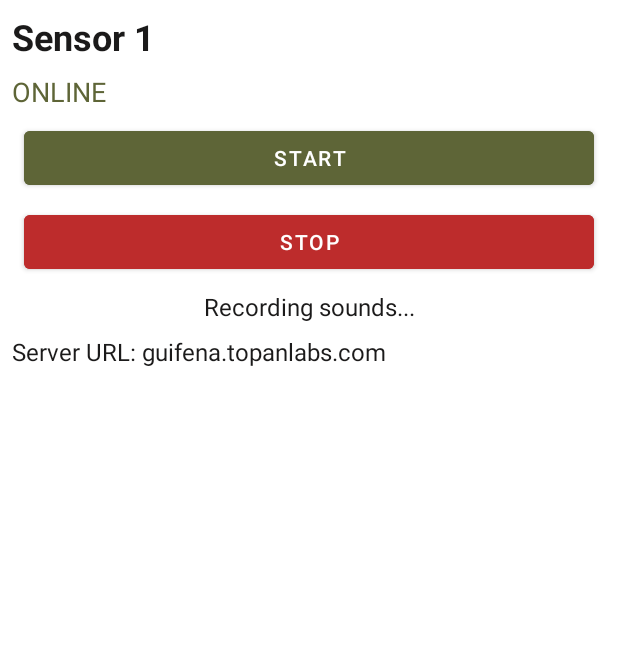
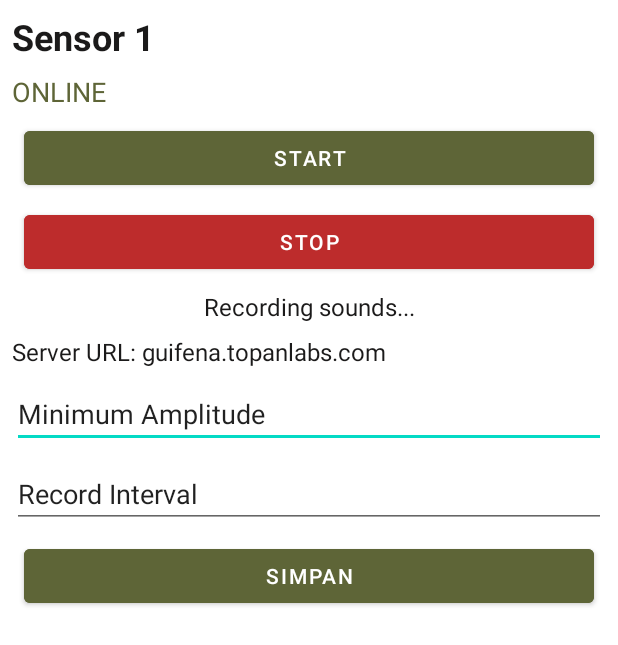
Before and after one commit to bangkit-cap0423/Guifena-Transmitter, an Android app: the layout activity_main.xml on its own in the app's theme, with its tools: preview values and no code run, on a phone screen of 412 x 824 dp. Shown: the top 645 px of the screen. Run offline under Robolectric (Android 15) with nearby library versions, the phone set to English and light mode, and no system bars.

Commit message:
add amplitude and interval edt

```diff
--- a/app/src/main/res/layout/activity_main.xml
+++ b/app/src/main/res/layout/activity_main.xml
@@ -88,4 +88,45 @@
         app:layout_constraintHorizontal_bias="0.0"
         app:layout_constraintStart_toStartOf="parent"
         app:layout_constraintTop_toBottomOf="@+id/txStatusDetail" />
+
+    <EditText
+        android:id="@+id/edtMinAmp"
+        android:layout_width="0dp"
+        android:layout_height="wrap_content"
+        android:layout_marginStart="8dp"
+        android:layout_marginTop="8dp"
+        android:layout_marginEnd="8dp"
+        android:ems="10"
+        android:inputType="number"
+        android:text="Minimum Amplitude"
+        app:layout_constraintEnd_toEndOf="parent"
+        app:layout_constraintStart_toStartOf="parent"
+        app:layout_constraintTop_toBottomOf="@+id/textView4" />
+
+    <EditText
+        android:id="@+id/edtInterval"
+        android:layout_width="0dp"
+        android:layout_height="wrap_content"
+        android:layout_marginStart="8dp"
+        android:layout_marginTop="8dp"
+        android:layout_marginEnd="8dp"
+        android:ems="10"
+        android:inputType="number"
+        android:text="Record Interval"
+        app:layout_constraintEnd_toEndOf="parent"
+        app:layout_constraintStart_toStartOf="parent"
+        app:layout_constraintTop_toBottomOf="@+id/edtMinAmp" />
+
+    <Button
+        android:id="@+id/btnSave"
+        android:layout_width="0dp"
+        android:layout_height="wrap_content"
+        android:layout_marginStart="16dp"
+        android:layout_marginTop="8dp"
+        android:layout_marginEnd="16dp"
+        android:backgroundTint="#5E6537"
+        android:text="Simpan"
+        app:layout_constraintEnd_toEndOf="parent"
+        app:layout_constraintStart_toStartOf="parent"
+        app:layout_constraintTop_toBottomOf="@+id/edtInterval" />
 </androidx.constraintlayout.widget.ConstraintLayout>
```
Also changed, not shown: app/src/main/java/com/twentythirty/guifenatransmitter/MainActivity.kt (+12 -0 lines), app/src/main/java/com/twentythirty/guifenatransmitter/services/RecordService.kt (+8 -6 lines).
